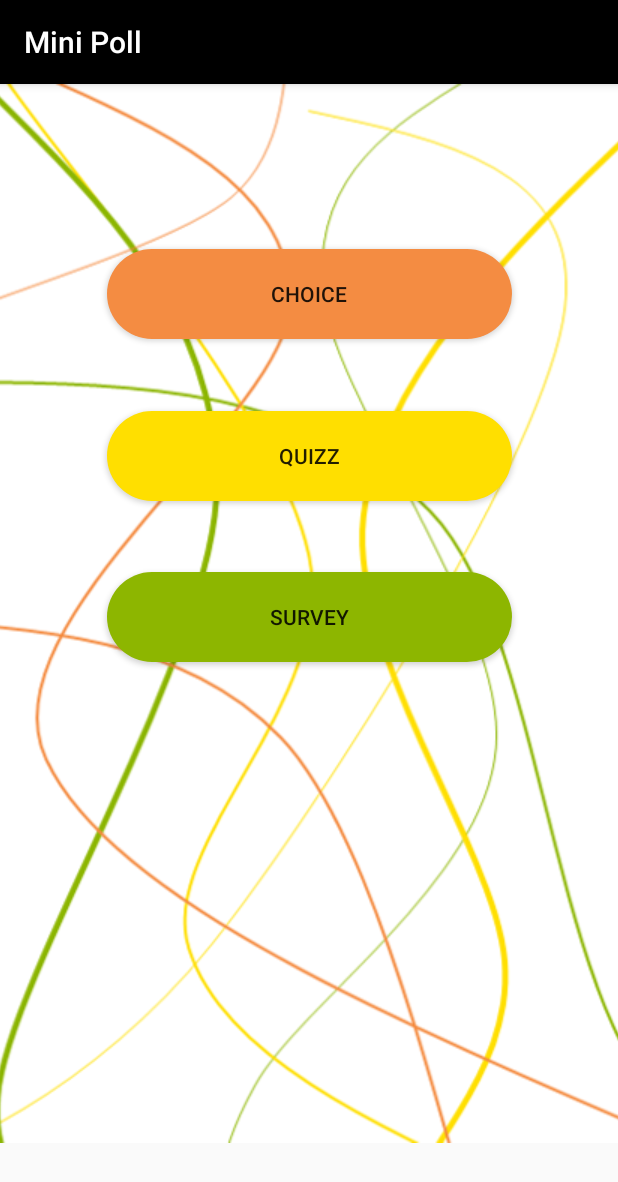
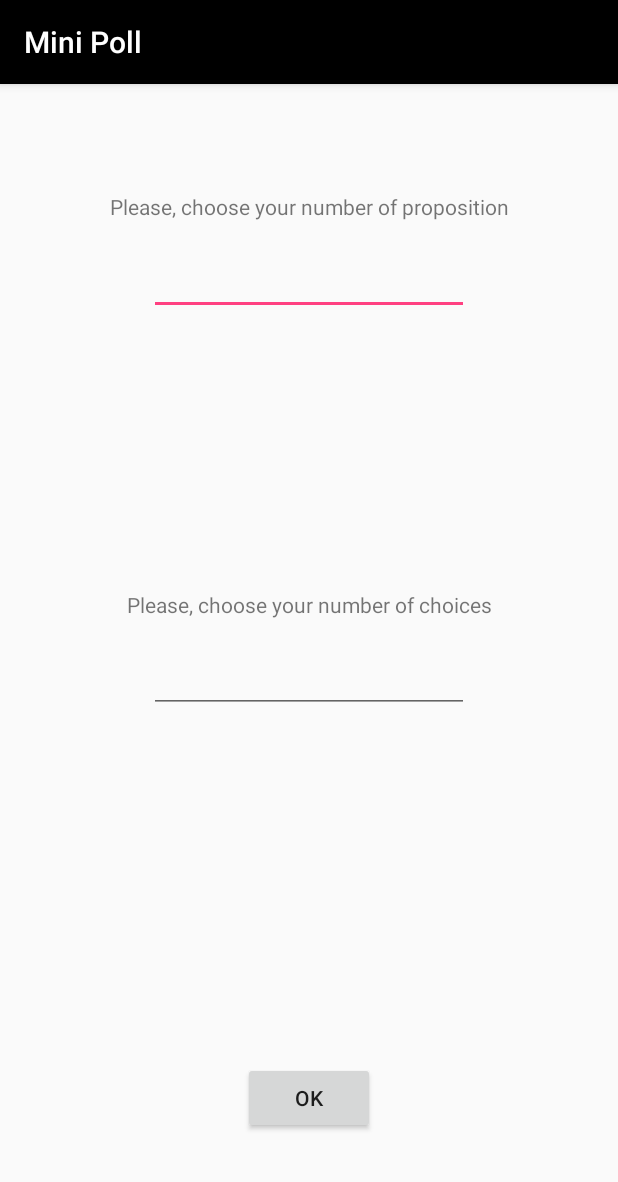
Before and after one commit to maleclercq/LSINF1225-2018-Groupe1-MiniPoll, an Android app: the NewPollActivity screen opened directly, with no data from a screen before it, after a tap on "SURVEY", on a phone screen of 412 x 824 dp. Shown: the top 1182 px of the screen. Run offline under Robolectric (Android 15) with nearby library versions, the phone set to English and light mode, and no system bars; network calls fail.

Commit message:
On peut créer des sondages et choisir les amis a rajouter mais j'ai pas encore fait les recherches dans la base de donnée

```diff
--- a/app/src/main/AndroidManifest.xml
+++ b/app/src/main/AndroidManifest.xml
@@ -33,7 +33,10 @@
         <activity android:name=".NewPollActivity" />
         <activity android:name=".AddFriend" />
         <activity android:name=".NewChoiceActivity" />
-        <activity android:name=".ChoiceOfProfilPictureActivity"></activity>
+        <activity android:name=".ChoiceOfProfilPictureActivity" />
+        <activity android:name=".NewSondageActivity" />
+        <activity android:name=".NewSondageTempoActivity" />
+        <activity android:name=".ListeAmisPourPollActivity"></activity>
     </application>
 
 </manifest>
--- a/app/src/main/java/com/example/matthieu/minipoll/NewPollActivity.java
+++ b/app/src/main/java/com/example/matthieu/minipoll/NewPollActivity.java
@@ -7,10 +7,24 @@ import android.view.View;
 
 public class NewPollActivity extends AppCompatActivity {
 
+    Utilisateur u;
+
     @Override
     protected void onCreate(Bundle savedInstanceState) {
         super.onCreate(savedInstanceState);
         setContentView(R.layout.activity_new_poll);
+        Intent i = getIntent();
+        this.u= (Utilisateur)i.getSerializableExtra("utilisateur");
+    }
+
+    public void questionnaire(View v){
+        //
+    }
+
+    public void newSondage(View v){
+        Intent i=new Intent(this,NewSondageTempoActivity.class);
+        i.putExtra("utilisateur",this.u);
+        startActivity(i);
     }
 
     public void newChoice(View v){
--- /dev/null
+++ b/app/src/main/java/com/example/matthieu/minipoll/NewSondageTempoActivity.java
@@ -0,0 +1,54 @@
+package com.example.matthieu.minipoll;
+
+import android.content.Intent;
+import android.support.v7.app.AppCompatActivity;
+import android.os.Bundle;
+import android.view.View;
+import android.widget.EditText;
+import android.widget.Toast;
+
+public class NewSondageTempoActivity extends AppCompatActivity {
+
+    Utilisateur u;
+
+    @Override
+    protected void onCreate(Bundle savedInstanceState) {
+        super.onCreate(savedInstanceState);
+        setContentView(R.layout.activity_new_sondage_tempo);
+
+
+        Intent i = getIntent();
+        this.u= (Utilisateur)i.getSerializableExtra("utilisateur");
+    }
+
+    public void OK(View v){
+
+        int nbrChoix=0;
+        int nbrProposition=0;
+
+        try {
+            nbrChoix = Integer.parseInt(((EditText) findViewById(R.id.NbrChoix)).getText().toString());
+            nbrProposition = Integer.parseInt(((EditText) findViewById(R.id.NbrProposition)).getText().toString());
+        } catch (NumberFormatException e){
+            Toast.makeText(this,"Please, field coorectly the field",Toast.LENGTH_LONG).show();
+            return;
+        }
+
+        if(nbrChoix<1 || nbrChoix>nbrProposition){
+            Toast.makeText(this,"Please, eenter a correct value for the choises",Toast.LENGTH_LONG).show();
+            return;
+        }
+
+        if(nbrProposition<2 || nbrProposition>6){
+            Toast.makeText(this,"Please, eenter a correct value for the Proposition (between 2 and 6)",Toast.LENGTH_LONG).show();
+            return;
+        }
+
+        Intent i=new Intent(this,NewSondageActivity.class);
+        i.putExtra("nbrChoix",nbrChoix);
+        i.putExtra("nbrProp",nbrProposition);
+        i.putExtra("utilisateur",u);
+        startActivity(i);
+        finish();
+    }
+}
--- /dev/null
+++ b/app/src/main/res/layout/activity_new_sondage_tempo.xml
@@ -0,0 +1,75 @@
+<?xml version="1.0" encoding="utf-8"?>
+<android.support.constraint.ConstraintLayout xmlns:android="http://schemas.android.com/apk/res/android"
+    xmlns:app="http://schemas.android.com/apk/res-auto"
+    xmlns:tools="http://schemas.android.com/tools"
+    android:layout_width="match_parent"
+    android:layout_height="match_parent"
+    tools:context="com.example.matthieu.minipoll.NewSondageTempoActivity"
+    tools:layout_editor_absoluteY="81dp">
+
+    <EditText
+        android:id="@+id/NbrProposition"
+        android:layout_width="wrap_content"
+        android:layout_height="wrap_content"
+        android:layout_marginEnd="8dp"
+        android:layout_marginStart="8dp"
+        android:layout_marginTop="17dp"
+        android:ems="10"
+        android:inputType="number"
+        app:layout_constraintEnd_toEndOf="parent"
+        app:layout_constraintStart_toStartOf="parent"
+        app:layout_constraintTop_toBottomOf="@+id/textView3" />
+
+    <EditText
+        android:id="@+id/NbrChoix"
+        android:layout_width="wrap_content"
+        android:layout_height="wrap_content"
+        android:layout_marginEnd="8dp"
+        android:layout_marginStart="8dp"
+        android:layout_marginTop="17dp"
+        android:ems="10"
+        android:inputType="number"
+        app:layout_constraintEnd_toEndOf="parent"
+        app:layout_constraintStart_toStartOf="parent"
+        app:layout_constraintTop_toBottomOf="@+id/textView2" />
+
+    <TextView
+        android:id="@+id/textView2"
+        android:layout_width="wrap_content"
+        android:layout_height="wrap_content"
+        android:layout_marginBottom="236dp"
+        android:layout_marginEnd="8dp"
+        android:layout_marginStart="8dp"
+        android:layout_marginTop="8dp"
+        android:text="@string/FieldNbrOfChoice"
+        app:layout_constraintBottom_toBottomOf="parent"
+        app:layout_constraintEnd_toEndOf="parent"
+        app:layout_constraintStart_toStartOf="parent"
+        app:layout_constraintTop_toBottomOf="@+id/NbrProposition" />
+
+    <TextView
+        android:id="@+id/textView3"
+        android:layout_width="wrap_content"
+        android:layout_height="wrap_content"
+        android:layout_marginEnd="8dp"
+        android:layout_marginStart="8dp"
+        android:layout_marginTop="72dp"
+        android:text="@string/FieldNbrOfProposition"
+        app:layout_constraintEnd_toEndOf="parent"
+        app:layout_constraintStart_toStartOf="parent"
+        app:layout_constraintTop_toTopOf="parent" />
+
+    <Button
+        android:id="@+id/button2"
+        android:layout_width="wrap_content"
+        android:layout_height="wrap_content"
+        android:layout_marginBottom="68dp"
+        android:layout_marginEnd="8dp"
+        android:layout_marginStart="8dp"
+        android:onClick="OK"
+        android:text="OK"
+        app:layout_constraintBottom_toBottomOf="parent"
+        app:layout_constraintEnd_toEndOf="parent"
+        app:layout_constraintStart_toStartOf="parent" />
+
+</android.support.constraint.ConstraintLayout>
--- a/app/src/main/res/values/strings.xml
+++ b/app/src/main/res/values/strings.xml
@@ -38,5 +38,18 @@
     <string name="Questionnaire">Quizz</string>
     <string name="Sondage">Survey</string>
 
+    <!--newSondageTempoActivity-->
+    <string name="FieldNbrOfProposition">Please, choose your number of proposition</string>
+    <string name="FieldNbrOfChoice">Please, choose your number of choices</string>
+
+    <!--newSondageActivity-->
+    <string name="Titre">Title</string>
+    <string name="createSondage">Please field all the blank and the title</string>
+    <string name="Proposition">Proposition</string>
+    <string name="previsualisation">Previsualisation</string>
+
+    <!--activity new poll-->
+    <string name="TitreNewPoll">Choose your type of new poll</string>
+
 
 </resources>
```
Also changed, not shown: app/src/main/java/com/example/matthieu/minipoll/ListeAmisPourPollActivity.java (added, +165 -0 lines), app/src/main/java/com/example/matthieu/minipoll/NewSondageActivity.java (added, +118 -0 lines), app/src/main/res/layout/activity_liste_amis_pour_poll.xml (added, +57 -0 lines), app/src/main/res/layout/activity_new_poll.xml (+31 -8 lines), app/src/main/res/layout/activity_new_sondage.xml (added, +82 -0 lines), app/src/main/res/layout/item_pour_sondage.xml (added, +12 -0 lines), app/src/main/res/layout/list_item_amis.xml (added, +14 -0 lines).
